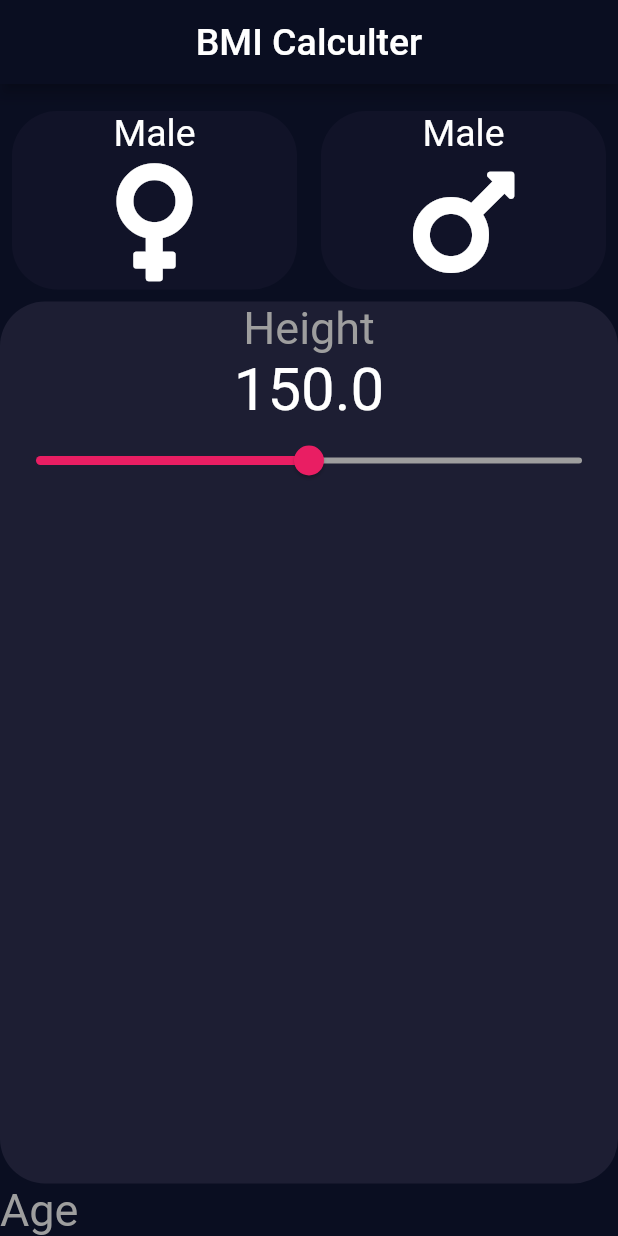
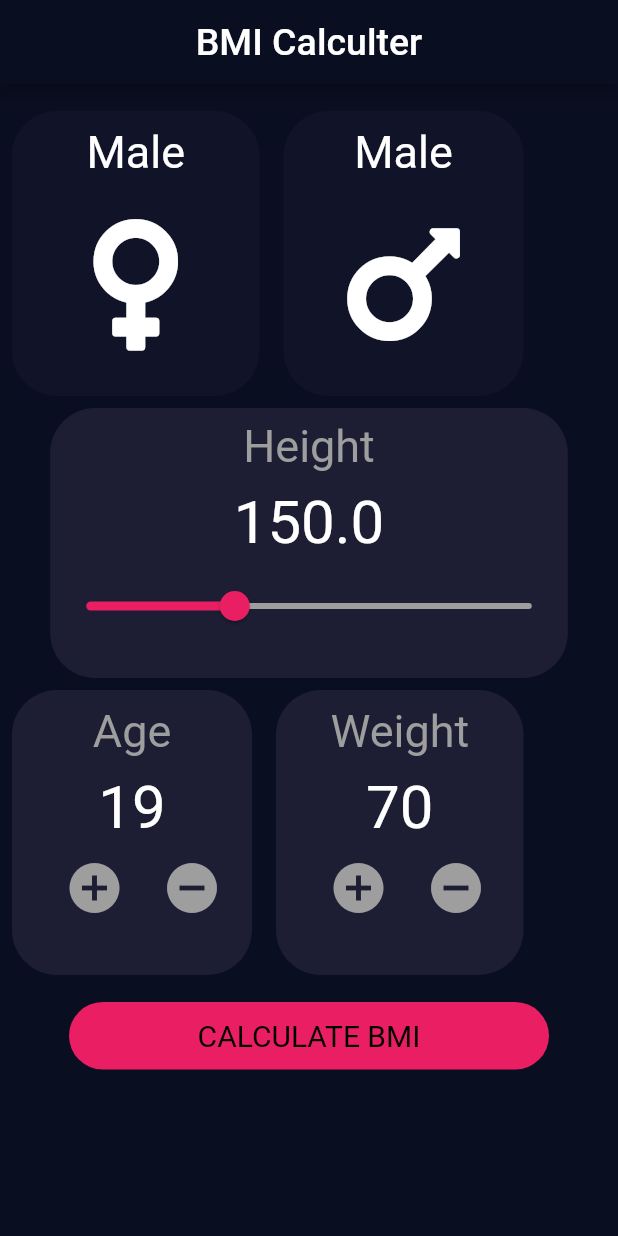
Before and after one commit to hamdy-dawood/BMI, a Flutter app: the screen it shows after launch, on a phone screen of 412 x 824 dp. Run offline on Flutter 3.47's test engine with Material 2 defaults, Android fonts, the phone set to English and light mode, and no system bars; our stand-ins replace font_awesome_flutter.

Commit message:
first commit

```diff
--- a/lib/main.dart
+++ b/lib/main.dart
@@ -13,6 +13,8 @@ class BMI extends StatefulWidget {
 class _State extends State<BMI> {
 Gender g;
 double height=150;
+int Age=19;
+int Weight=70;
   @override
   Widget build(BuildContext context) {
 
@@ -30,8 +32,10 @@ double height=150;
           SizedBox(height: 10,),
           Row(
             children: [
-           Expanded(
-             child: Padding(
+
+
+
+             Padding(
                padding: const EdgeInsets.all(8.0),
                child:GestureDetector(onTap: (){
                  setState(() {
@@ -39,25 +43,27 @@ double height=150;
                  });
                },
                child: Container(
+                 height: 190,
+                 width: 165,
                 decoration:BoxDecoration(
                   color: g==Gender.Male?active:inactive,
                   borderRadius:BorderRadius.circular(30)
                 ),
                 child: Column(
                   children: [
-                    Text('Male',style: TextStyle(color: Colors.white,fontSize: 25),),
-                    Icon(FontAwesomeIcons.venus,color: Colors.white,size: 90,)
+                    SizedBox(height: 10,),
+                    Text('Male',style: TextStyle(color: Colors.white,fontSize: 30),),
+                    SizedBox(height: 20,),
+                    Icon(FontAwesomeIcons.venus,color: Colors.white,size: 100,)
                   ],
                 ),
 
               ),
                )
-             ),
+
 
            ),
-              Expanded(
-
-                child: Padding(
+            Padding(
                   padding: const EdgeInsets.all(8.0),
                   child:GestureDetector(onTap: (){
                     setState(() {
@@ -65,14 +71,18 @@ double height=150;
                     });
                      },
                    child: Container(
+                     height: 190,
+                     width: 160,
                     decoration:BoxDecoration(
                         color: g==Gender.Famale?active:inactive,
                         borderRadius:BorderRadius.circular(30)
                     ),
                     child: Column(
                       children: [
-                        Text('Male',style: TextStyle(color: Colors.white,fontSize: 25),),
-                        Icon(FontAwesomeIcons.mars,color: Colors.white,size: 90,)
+                        SizedBox(height: 10,),
+                        Text('Male',style: TextStyle(color: Colors.white,fontSize: 30),),
+                        SizedBox(height: 20,),
+                        Icon(FontAwesomeIcons.mars,color: Colors.white,size: 100,)
                       ],
                     ),
 
@@ -80,44 +90,148 @@ double height=150;
                   ),
                 ),
 
-              )
+
+
 
             ],
 
           ),
-          Expanded(
 
-            child: Container(
+           Container(
+             height: 180,width: 345,
               decoration: BoxDecoration(
                 borderRadius: BorderRadius.circular(30),
                 color:active,
               ),
               child:Column(
                 children: [
+                  SizedBox(height: 8,),
                   Text('Height',style:TextStyle(fontSize: 30,color: Colors.grey),),
-                  Text(height.toString(),style:TextStyle(fontSize: 40,color: Colors.white),),
-                Slider(max: 250, min: 50,activeColor:Colors.pink,inactiveColor:Colors.grey,
+                  SizedBox(height: 10,),
+                  Text(height.toStringAsFixed(1),style:TextStyle(fontSize: 40,color: Colors.white),),
+                  SizedBox(height: 8,),
+                Slider(max: 250, min: 100,activeColor:Colors.pink,inactiveColor:Colors.grey,
                 value: height ,onChanged: (value){
+                setState(() {
                   height=value;
+                });
                   },),
 
 
                 ],
               ),
-            ),
+
           ),
+
           Row(
             children: [
-              Container(
-                child: Column(
-                  children: [
-                    Text('Age',style:TextStyle(fontSize: 30,color: Colors.grey),)
-                  ],
+
+
+                 Padding(
+                      padding: const EdgeInsets.all(8.0),
+                      child: Container(
+                       height: 190,
+                      width: 160,
+                      decoration: BoxDecoration(
+                       borderRadius: BorderRadius.circular(30),
+                       color:active,
+                       ),
+                       child: Column(
+                        children: [
+                          SizedBox(height: 10,),
+                          Text('Age',style:TextStyle(fontSize: 30,color: Colors.grey),),
+                          SizedBox(height: 10,),
+                          Text(Age.toString(),style:TextStyle(fontSize: 40,color: Colors.white),),
+                        SizedBox(height: 10,),
+
+                         Row(
+                          children: [
+                            SizedBox(width: 35,),
+                            GestureDetector(onTap: (){
+                              setState(() {
+                                Age++;
+                              });},
+                              child:Icon(Icons.add_circle,color: Colors.grey,size: 40,) ,),
+                            SizedBox(width: 25,),
+                            GestureDetector(onTap: (){
+                              setState(() {
+                                Age--;
+                              });},
+                              child:Icon(Icons.remove_circle,color: Colors.grey,size: 40,) ,),
+                                SizedBox(width: 10,)
+                          ],
+                        ),
+                           SizedBox(height: 10,)
+
+
+
+                        ],
+
+
+               ),
                 ),
+                   ),
+
+
+               Padding(
+                  padding: const EdgeInsets.all(8.0),
+                  child: Container(
+                    height: 190,
+                  width: 165,
+                  decoration: BoxDecoration(
+                    borderRadius: BorderRadius.circular(30),
+                    color:active,
+                  ),
+                   child: Column(
+                    children: [
+                      SizedBox(height: 10,),
+                      Text('Weight',style:TextStyle(fontSize: 30,color: Colors.grey),),
+                      SizedBox(height: 10,),
+                      Text(Weight.toString(),style:TextStyle(fontSize: 40,color: Colors.white),),
+                      SizedBox(height: 10,),
+
+                      Row(
+                        children: [
+                          SizedBox(width: 35,),
+                          GestureDetector(onTap: (){
+                            setState(() {
+                              Weight++;
+                            });},
+                            child:Icon(Icons.add_circle,color: Colors.grey,size: 40,) ,),
+                          SizedBox(width: 25,),
+                          GestureDetector(onTap: (){
+                            setState(() {
+                              Weight--;
+                            });},
+                            child:Icon(Icons.remove_circle,color: Colors.grey,size: 40,) ,),
+                          SizedBox(width: 10,)
+                        ],
+                      ),
+                      SizedBox(height: 10,),
+
+
+                    ],
+
+                  ),
+
+                )
               )
+
             ],
+          ),
+          SizedBox(height: 10,),
+          Container(
+            height: 45,width: 320,
+            decoration: BoxDecoration(
+              borderRadius: BorderRadius.circular(30),
+              color:Colors.pink,
+
+            ),
+
+            child: Center(child: Text('CALCULATE BMI',style: TextStyle(color: Colors.black,fontSize: 20),)),
           )
         ],
+
       ),
     )
     );
```
Also changed, not shown: 5 other files.
